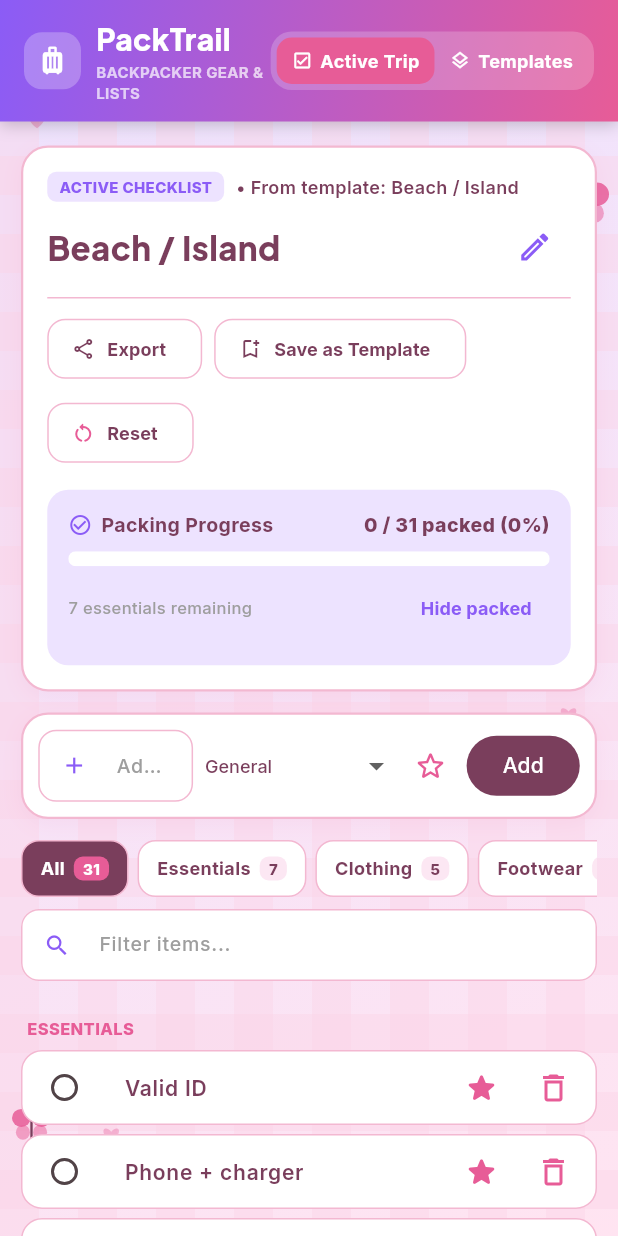
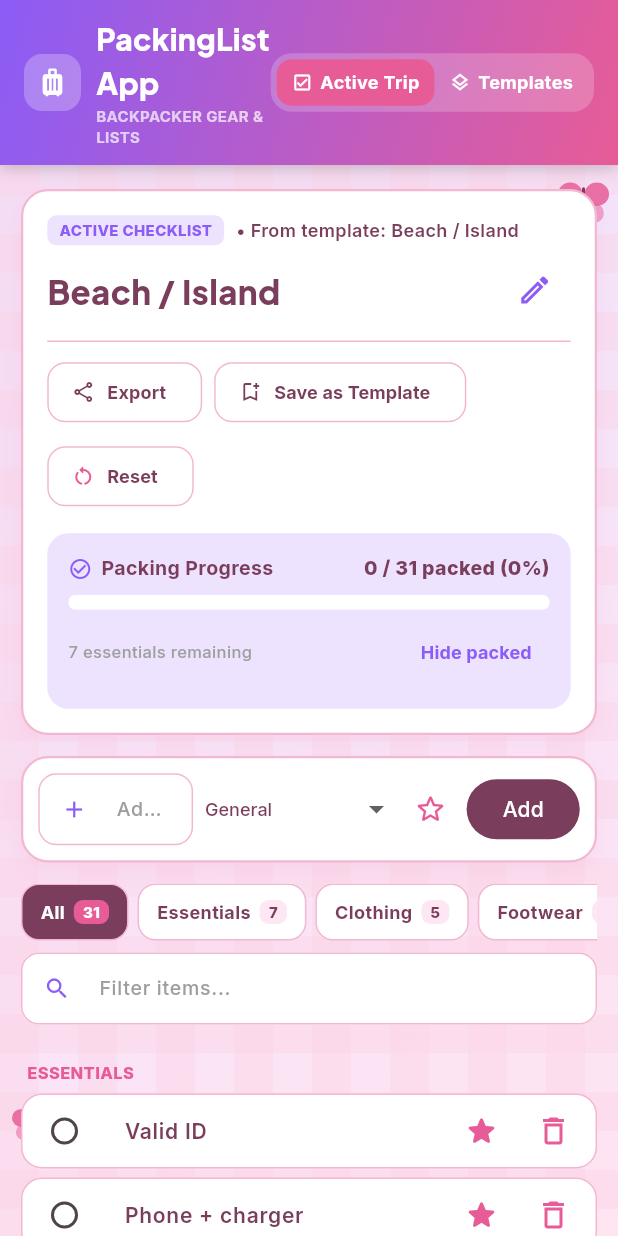
Before and after one commit to VernadithTanacio/Packing-List-App, a Flutter app: the screen it shows after launch, on a phone screen of 412 x 824 dp. Run offline on Flutter 3.47's test engine with Material 3 defaults, Android fonts, the phone set to English and light mode, and no system bars; our stand-ins replace google_fonts, shared_preferences.

Commit message:
update app name and fix build

```diff
--- a/lib/main.dart
+++ b/lib/main.dart
@@ -8,7 +8,7 @@ import 'package:shared_preferences/shared_preferences.dart';
 Future<void> main() async {
   WidgetsFlutterBinding.ensureInitialized();
   await Store.init();
-  runApp(const PackTrailApp());
+  runApp(const PackingListApp());
 }
 const kViolet = Color(0xFF8B5CF6);
 const kHotPink = Color(0xFFE75C97);
@@ -313,28 +313,6 @@ List<PackTemplate> defaultTemplates() => [
         ]),
       ),
       PackTemplate(
-        id: 'tpl-weekend',
-        name: 'Weekend Getaway',
-        emoji: '🧳',
-        description: 'A quick overnight bag with only the essentials.',
-        builtIn: true,
-        items: itemsFromLines([
-          '#Clothing',
-          'Light jacket',
-          'Swimwear',
-          'Sleepwear',
-          '#Footwear',
-          'Extra shoes',
-          '#Gear',
-          'Camera',
-          'Toiletry bag',
-          'Reusable bottle',
-          '#Health and Safety',
-          'Personal medicines',
-          'Sunscreen',
-        ]),
-      ),
-      PackTemplate(
         id: 'tpl-business',
         name: 'Business Trip',
         emoji: '💼',
@@ -433,8 +411,8 @@ class Store {
   static final List<PackTemplate> templates = [];
   static late PackTrip trip;
 
-  static const _templatesKey = 'packtrail_templates';
-  static const _tripKey = 'packtrail_trip';
+  static const _templatesKey = 'PackingListApp templates';
+  static const _tripKey = 'PackingListApp trip';
 
   static Future<void> init() async {
     _prefs = await SharedPreferences.getInstance();
@@ -639,13 +617,13 @@ class _BouncingEmojiState extends State<BouncingEmoji> with SingleTickerProvider
   }
 }
 
-class PackTrailApp extends StatelessWidget {
-  const PackTrailApp({super.key});
+class PackingListApp extends StatelessWidget {
+  const PackingListApp({super.key});
 
   @override
   Widget build(BuildContext context) {
     return MaterialApp(
-      title: 'PackTrail',
+      title: 'Packing-List App',
       debugShowCheckedModeBanner: false,
       theme: ThemeData(
         useMaterial3: true,
@@ -776,7 +754,7 @@ class _HomeScreenState extends State<HomeScreen> {
                 child: Column(
                   crossAxisAlignment: CrossAxisAlignment.start,
                   children: [
-                    Text('PackTrail', style: headStyle(20, color: Colors.white)),
+                    Text('PackingListApp', style: headStyle(20, color: Colors.white)),
                     Text(
                       'BACKPACKER GEAR & LISTS',
                       style: bodyStyle(10, color: Colors.white70, weight: FontWeight.w700),
@@ -1246,7 +1224,7 @@ class _HomeScreenState extends State<HomeScreen> {
 
   String _exportText(PackTrip trip) {
     final lines = <String>[
-      '🎒 PACKTRAIL LIST: ${trip.name.toUpperCase()}',
+      '🎒 PACKING LIST APP: ${trip.name.toUpperCase()}',
       'Packed ${trip.items.where((i) => i.packed).length} / ${trip.items.length}',
       '----------------------------------------',
     ];
```
Also changed, not shown: 4 other files.
